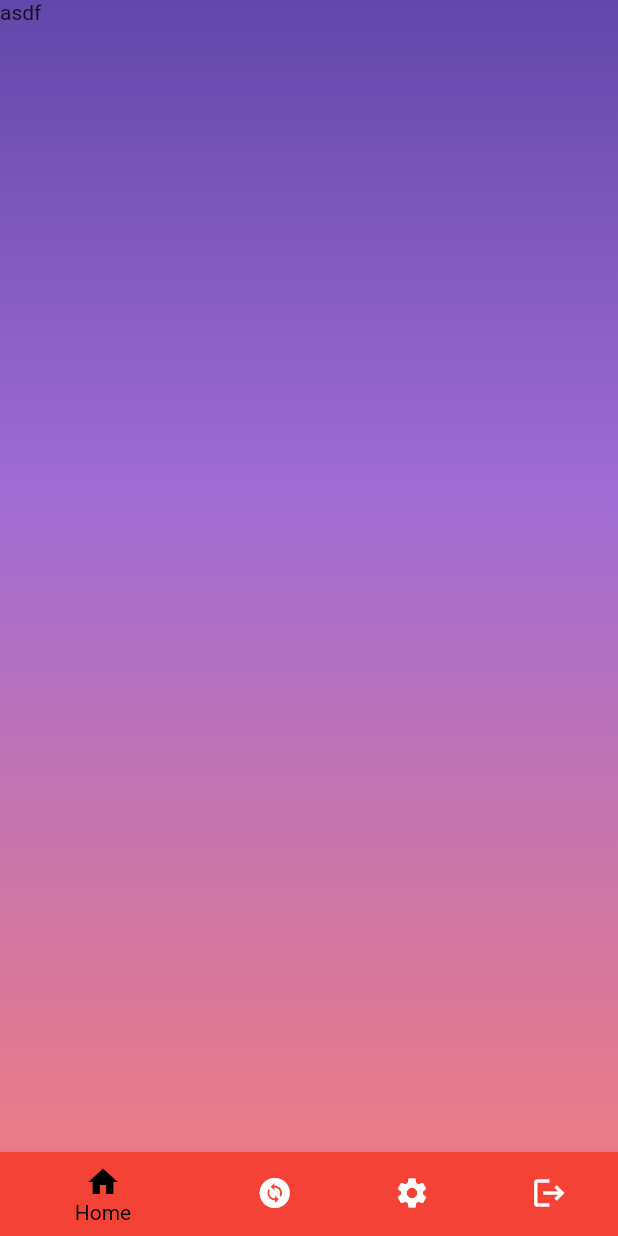
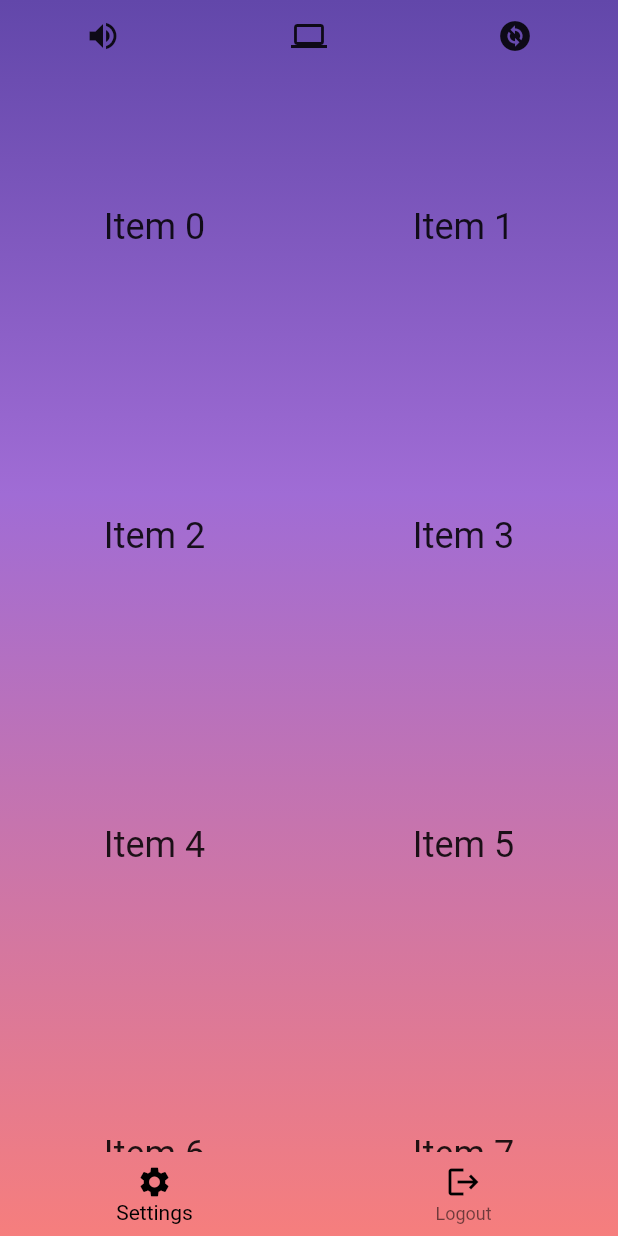
Before and after one commit to Dr-N0/PC-TV, a Flutter app: the screen it shows after launch, on a phone screen of 412 x 824 dp. Run offline on Flutter 3.47's test engine with Material 2 defaults, Android fonts, the light colour scheme and no system bars.

Commit message:
Squares and top bar

```diff
--- a/pc_tv_phone/lib/App.dart
+++ b/pc_tv_phone/lib/App.dart
@@ -1,4 +1,5 @@
 import 'package:flutter/material.dart';
+import 'package:pc_tv_phone/InteractiveSquares.dart';
 import 'package:pc_tv_phone/LoginPage.dart';
 import 'package:pc_tv_phone/SettingsPage.dart';
 
@@ -13,6 +14,9 @@ class _AppState extends State<App> {
   int _currentTab = 0;
 
   void _selectTab(BuildContext context, item) {
+    setState(() {
+      _currentTab = item;
+    });
     switch (item) {
       case 0:
         print("Settings Clicked");
@@ -44,34 +48,19 @@ class _AppState extends State<App> {
       ),
       child: Scaffold(
         backgroundColor: Colors.transparent,
-        body: _buildBody(),
         bottomNavigationBar: BottomNavigationBar(
-          items: const <BottomNavigationBarItem>[
-            BottomNavigationBarItem(
-              icon: Icon(Icons.home),
-              label: 'Home',
-              backgroundColor: Colors.red,
-            ),
-            BottomNavigationBarItem(
-              icon: Icon(Icons.change_circle),
-              label: 'Change Computer',
-              backgroundColor: Colors.green,
-            ),
-            BottomNavigationBarItem(
-              icon: Icon(Icons.settings),
-              label: 'Settings',
-              backgroundColor: Colors.purple,
-            ),
-            BottomNavigationBarItem(
-              icon: Icon(Icons.logout),
-              label: 'Logout',
-              backgroundColor: Colors.pink,
-            ),
+          type: BottomNavigationBarType.fixed,
+          backgroundColor: Colors.transparent,
+          elevation: 0,
+          items: [
+            _buildNavBarItem(Icons.settings, 'Settings', Colors.black),
+            _buildNavBarItem(Icons.logout, 'Logout', Colors.black),
           ],
           currentIndex: _currentTab,
           selectedItemColor: Colors.black,
           onTap: (item) => _selectTab(context, item),
         ),
+        body: _buildBody(),
       ),
     );
   }
@@ -79,11 +68,37 @@ class _AppState extends State<App> {
   Widget _buildBody() {
     return SafeArea(
       child: Column(
-        crossAxisAlignment: CrossAxisAlignment.stretch,
+        // crossAxisAlignment: CrossAxisAlignment.stretch,
         children: <Widget>[
-          Container(child: Text('asdf')),
+          Row(
+            mainAxisAlignment: MainAxisAlignment.spaceAround,
+            children: [
+              _buildTopBarItem(Icons.volume_up, 'Computer Sound Info'),
+              _buildTopBarItem(Icons.computer, 'Battery Levels'),
+              _buildTopBarItem(Icons.change_circle, 'Change Computer'),
+            ],
+          ),
+          Flexible(child: InteractiveSquares()),
         ],
       ),
+    );
+  }
+
+  IconButton _buildTopBarItem(IconData icon, String name) {
+    return IconButton(
+      icon: Icon(icon),
+      tooltip: name,
+      onPressed: () {},
+    );
+  }
+
+  BottomNavigationBarItem _buildNavBarItem(IconData icon, String name, color) {
+    return BottomNavigationBarItem(
+      icon: Icon(
+        icon,
+        color: color,
+      ),
+      label: name,
     );
   }
 }
--- /dev/null
+++ b/pc_tv_phone/lib/InteractiveSquares.dart
@@ -0,0 +1,35 @@
+import 'package:flutter/material.dart';
+
+void main() {
+  runApp(const InteractiveSquares());
+}
+
+class InteractiveSquares extends StatelessWidget {
+  const InteractiveSquares({super.key});
+
+  @override
+  Widget build(BuildContext context) {
+    const title = 'Grid List';
+
+    return MaterialApp(
+      title: title,
+      home: Scaffold(
+        backgroundColor: Colors.transparent,
+        body: GridView.count(
+          // Create a grid with 2 columns. If you change the scrollDirection to
+          // horizontal, this produces 2 rows.
+          crossAxisCount: 2,
+          // Generate 100 widgets that display their index in the List.
+          children: List.generate(100, (index) {
+            return Center(
+              child: Text(
+                'Item $index',
+                style: Theme.of(context).textTheme.headline5,
+              ),
+            );
+          }),
+        ),
+      ),
+    );
+  }
+}
```
